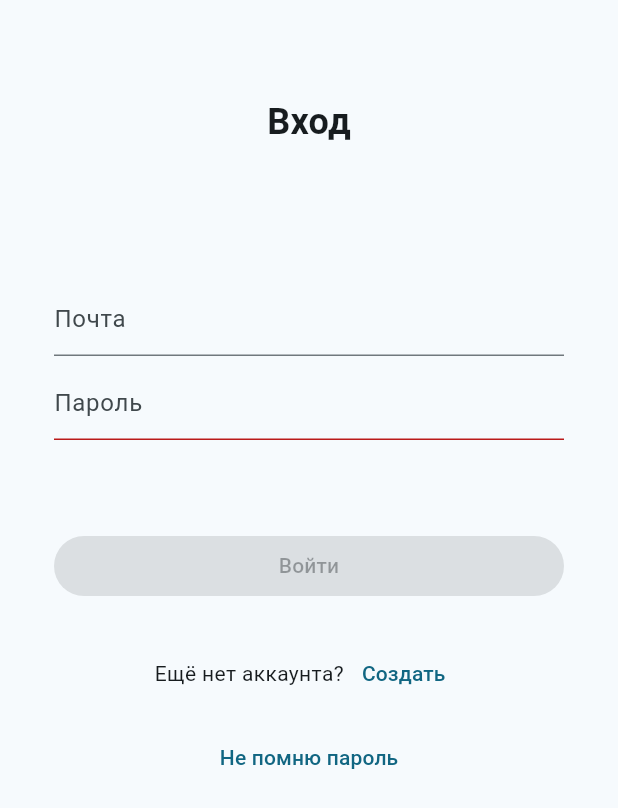
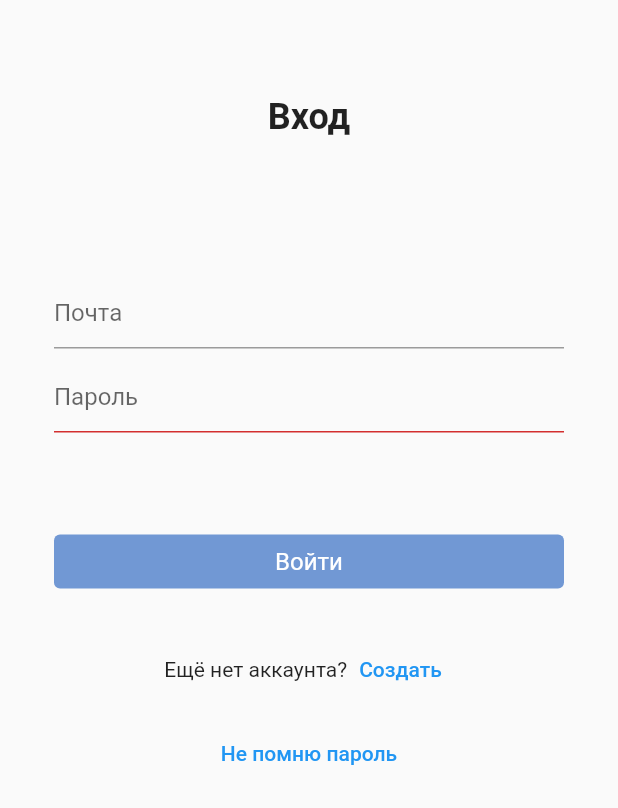
Before and after one commit to RodionSuprun/gifts_manager, a Flutter app: the screen it shows after launch, on a phone screen of 412 x 824 dp. Shown: the top 808 px of the screen. Run offline on Flutter 3.47's test engine with Material 2 defaults, Android fonts, the phone set to English and light mode, and no system bars; our stand-ins replace bloc, equatable, flutter_bloc.

Commit message:
App theming

```diff
--- a/lib/main.dart
+++ b/lib/main.dart
@@ -1,6 +1,6 @@
 import 'package:flutter/material.dart';
-import 'package:gifts_manager/presentation/home/view/home_page.dart';
 import 'package:gifts_manager/presentation/login/view/login_page.dart';
+import 'package:gifts_manager/presentation/theme/theme.dart';
 
 void main() {
   runApp(const MyApp());
@@ -12,10 +12,9 @@
   @override
   Widget build(BuildContext context) {
     return MaterialApp(
-      theme: ThemeData(
-        colorScheme: ColorScheme.fromSeed(seedColor: Colors.blueGrey),
-        useMaterial3: true,
-      ),
+      theme: lightTheme,
+      darkTheme: darkTheme,
+      themeMode: ThemeMode.light,
       home: LoginPage(),
     );
   }
--- a/lib/presentation/login/view/login_page.dart
+++ b/lib/presentation/login/view/login_page.dart
@@ -151,7 +151,27 @@
                           .add(const LoginLoginButtonClicked());
                     }
                   : null,
-              child: const Text("Войти"),
+              child: const Text(
+                "Войти",
+                style: TextStyle(
+                  color: Colors.white,
+                  fontSize: 16,
+                ),
+              ),
+              style: ButtonStyle(
+                backgroundColor: MaterialStateProperty.resolveWith((states) {
+                  if (states.contains(MaterialState.disabled)) {
+                    return Color.fromRGBO(54, 110, 196, 0.7);
+                  }
+                  return Color.fromRGBO(41, 80, 175, 1);
+                }),
+                textStyle: MaterialStateProperty.all(
+                  TextStyle(
+                    color: Colors.white,
+                    fontSize: 16,
+                  ),
+                ),
+              ),
             );
           },
         ),
--- /dev/null
+++ b/lib/presentation/theme/dark_theme.dart
@@ -0,0 +1,7 @@
+import 'package:flutter/material.dart';
+import 'package:gifts_manager/resources/app_colors.dart';
+
+final _base = ThemeData.dark();
+final darkTheme = _base.copyWith(
+  backgroundColor: AppColors.darkBlack100,
+);
--- /dev/null
+++ b/lib/presentation/theme/light_theme.dart
@@ -0,0 +1,8 @@
+import 'package:flutter/material.dart';
+
+import '../../resources/app_colors.dart';
+
+final _base = ThemeData.light();
+final lightTheme = _base.copyWith(
+    backgroundColor: AppColors.lightWhite100,
+);
--- /dev/null
+++ b/lib/presentation/theme/theme.dart
@@ -0,0 +1,2 @@
+export 'dark_theme.dart';
+export 'light_theme.dart';
```
Also changed, not shown: lib/resources/app_colors.dart (added, +33 -0 lines), lib/simple_bloc_observer.dart (added, +33 -0 lines).
